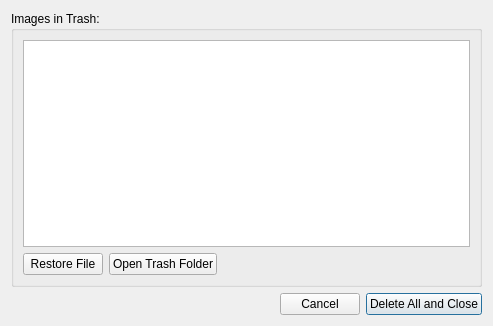
Old version of the form restoretrashdialog.ui in the repository Theverat/ImagePreview.
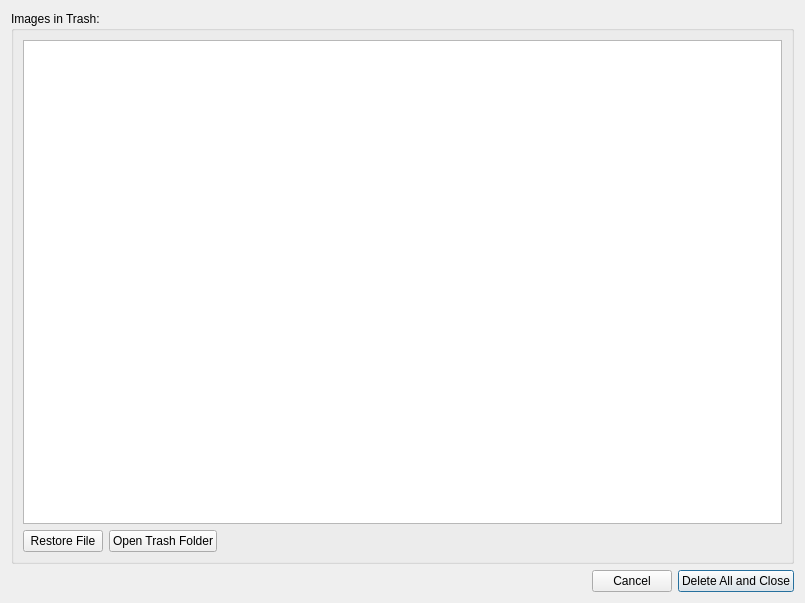
New version of the form.

Diff of the .ui file:
```diff
--- a/restoretrashdialog.ui
+++ b/restoretrashdialog.ui
@@ -6,8 +6,8 @@
    <rect>
     <x>0</x>
     <y>0</y>
-    <width>493</width>
-    <height>326</height>
+    <width>805</width>
+    <height>603</height>
    </rect>
   </property>
   <property name="windowTitle">
@@ -21,7 +21,14 @@
      </property>
      <layout class="QVBoxLayout" name="verticalLayout_2">
       <item>
-       <widget class="QListWidget" name="listWidget"/>
+       <widget class="QListWidget" name="listWidget">
+        <property name="iconSize">
+         <size>
+          <width>128</width>
+          <height>128</height>
+         </size>
+        </property>
+       </widget>
       </item>
       <item>
        <layout class="QHBoxLayout" name="horizontalLayout">
```
